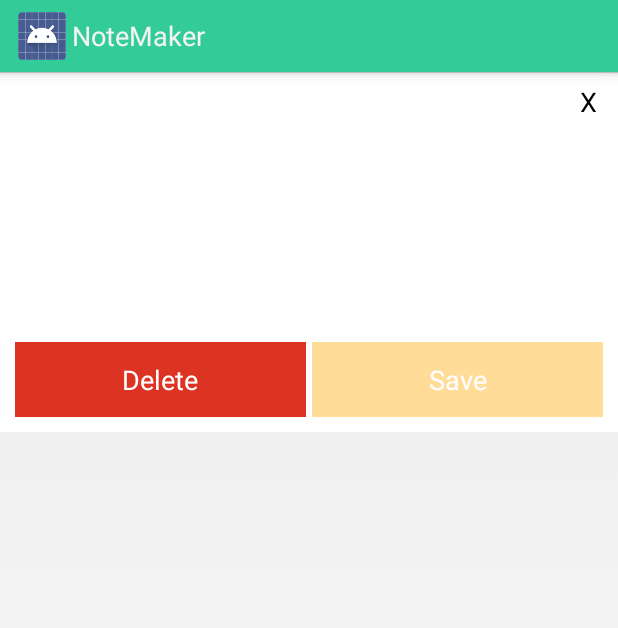
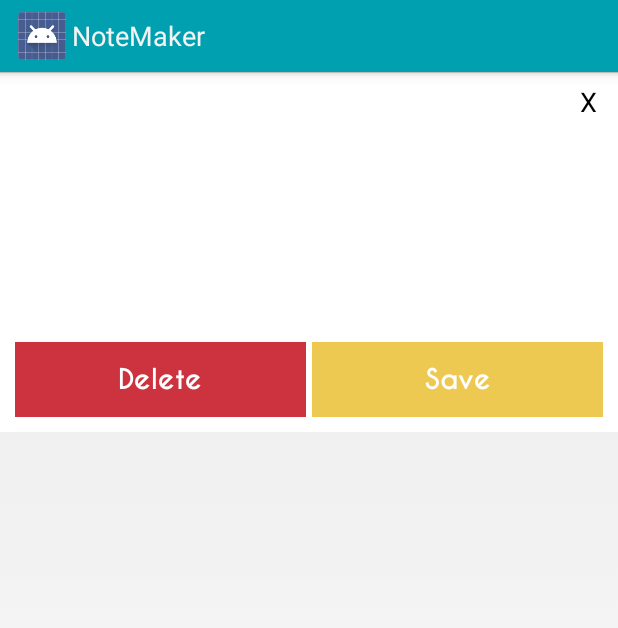
Before and after one commit to RosyTucker/NoteMaker, an Android app: the layout edit_note_dialog.xml on its own in the app's theme, with its tools: preview values and no code run, on a phone screen of 412 x 824 dp. Shown: the top 628 px of the screen. Run offline under Robolectric (Android 15) with nearby library versions, the phone set to English and light mode, and no system bars.

Commit message:
Update Fonts and Colours

```diff
--- /dev/null
+++ b/notemaker/src/main/java/uk/co/iceroad/notemaker/CustomFontButton.java
@@ -0,0 +1,30 @@
+package uk.co.iceroad.notemaker;
+
+import android.content.Context;
+import android.graphics.Typeface;
+import android.util.AttributeSet;
+import android.widget.Button;
+
+public class CustomFontButton extends Button {
+
+    public CustomFontButton(Context context) {
+        super(context);
+        setCustomFont(this, context);
+
+    }
+
+    public CustomFontButton(Context context, AttributeSet attrs) {
+        super(context, attrs);
+        setCustomFont(this, context);
+    }
+
+    public CustomFontButton(Context context, AttributeSet attrs, int defStyle) {
+        super(context, attrs, defStyle);
+        setCustomFont(this, context);
+    }
+
+    private void setCustomFont(CustomFontButton customFontButton, Context context) {
+        Typeface font = Typeface.createFromAsset(context.getAssets(), "CaviarDreams_Bold.ttf");
+        customFontButton.setTypeface(font);
+    }
+}
--- /dev/null
+++ b/notemaker/src/main/java/uk/co/iceroad/notemaker/CustomFontEditText.java
@@ -0,0 +1,31 @@
+package uk.co.iceroad.notemaker;
+
+import android.content.Context;
+import android.graphics.Typeface;
+import android.util.AttributeSet;
+import android.widget.Button;
+import android.widget.EditText;
+
+public class CustomFontEditText extends EditText {
+
+    public CustomFontEditText(Context context) {
+        super(context);
+        setCustomFont(this, context);
+
+    }
+
+    public CustomFontEditText(Context context, AttributeSet attrs) {
+        super(context, attrs);
+        setCustomFont(this, context);
+    }
+
+    public CustomFontEditText(Context context, AttributeSet attrs, int defStyle) {
+        super(context, attrs, defStyle);
+        setCustomFont(this, context);
+    }
+
+    private void setCustomFont(CustomFontEditText customFontButton, Context context) {
+        Typeface font = Typeface.createFromAsset(context.getAssets(), "CaviarDreams.ttf");
+        customFontButton.setTypeface(font);
+    }
+}
--- /dev/null
+++ b/notemaker/src/main/res/drawable/red_button.xml
@@ -0,0 +1,9 @@
+<?xml version="1.0" encoding="utf-8"?>
+<selector xmlns:android="http://schemas.android.com/apk/res/android">
+
+    <item android:drawable="@color/darkRed"
+        android:state_focused="false"
+        android:state_pressed="true"/>
+    <item android:drawable="@color/red"/>
+
+</selector>
--- a/notemaker/src/main/res/drawable/button.xml
+++ b/notemaker/src/main/res/drawable/yellow_button.xml
@@ -1,9 +1,9 @@
 <?xml version="1.0" encoding="utf-8"?>
 <selector xmlns:android="http://schemas.android.com/apk/res/android">
 
-    <item android:drawable="@color/button_normal"
+    <item android:drawable="@color/darkYellow"
         android:state_focused="false"
         android:state_pressed="true"/>
-    <item android:drawable="@color/button_pressed"/>
+    <item android:drawable="@color/yellow"/>
 
 </selector>
--- a/notemaker/src/main/res/layout/edit_note_dialog.xml
+++ b/notemaker/src/main/res/layout/edit_note_dialog.xml
@@ -3,10 +3,10 @@
                 android:layout_width="match_parent"
                 android:layout_height="wrap_content"
                 android:id="@+id/dialog"
-                android:background="@color/background"
+                android:background="@color/white"
                 android:orientation="vertical">
 
-        <EditText
+        <uk.co.iceroad.notemaker.CustomFontEditText
                 android:layout_margin="10dip"
                 android:id="@+id/noteEditField"
                 android:layout_width="match_parent"
@@ -15,7 +15,7 @@
                 android:layout_alignParentTop="true"
                 android:background="@color/white"
                 android:inputType="textMultiLine">
-        </EditText>
+        </uk.co.iceroad.notemaker.CustomFontEditText>
 
         <LinearLayout
                 android:layout_width="fill_parent"
@@ -25,23 +25,23 @@
                 android:layout_below="@id/noteEditField"
                 android:id="@+id/buttonContainer">
 
-                <Button
+                <uk.co.iceroad.notemaker.CustomFontButton
                         android:id="@+id/deleteButton"
                         android:layout_width="match_parent"
                         android:layout_height="match_parent"
                         android:layout_weight="0.5"
                         android:layout_marginEnd="2dip"
                         android:layout_marginRight="2dip"
-                        android:background="@color/destructive_button"
+                        android:background="@drawable/red_button"
                         android:text="@string/delete"
                         android:textColor="@color/white"
                         android:layout_gravity="bottom"/>
 
-                <Button
+                <uk.co.iceroad.notemaker.CustomFontButton
                         android:id="@+id/editButton"
                         android:layout_width="match_parent"
                         android:layout_height="match_parent"
-                        android:background="@drawable/button"
+                        android:background="@drawable/yellow_button"
                         android:text="@string/save"
                         android:layout_weight="0.5"
                         android:layout_marginStart="2dip"
--- a/notemaker/src/main/res/layout/main.xml
+++ b/notemaker/src/main/res/layout/main.xml
@@ -2,7 +2,7 @@
 <RelativeLayout xmlns:android="http://schemas.android.com/apk/res/android"
                 android:layout_width="fill_parent"
                 android:layout_height="fill_parent"
-                android:background="@color/background"
+                android:background="@color/white"
                 android:orientation="vertical" >
 
     <ListView
--- a/notemaker/src/main/res/values/colors.xml
+++ b/notemaker/src/main/res/values/colors.xml
@@ -1,10 +1,12 @@
 <?xml version="1.0" encoding="utf-8"?>
 <resources>
-    <color name="button_normal">#FFDD33</color>
-    <color name="button_pressed">#FFDD99</color>
-    <color name="background">#FFFFFF</color>
-    <color name="action_bar">#33CC99</color>
     <color name="white">#FFFFFF</color>
-    <color name="destructive_button">#DD3322</color>
     <color name="none">#00ffffff</color>
+    <color name="teal">#00A0B0</color>
+    <color name="red">#CC333F</color>
+    <color name="darkRed">#ff99262f</color>
+    <color name="orange">#EB6841</color>
+    <color name="brown">#6A4A3C</color>
+    <color name="yellow">#EDC951</color>
+    <color name="darkYellow">#ffb38f50</color>
 </resources>
--- a/notemaker/src/main/res/values/styles.xml
+++ b/notemaker/src/main/res/values/styles.xml
@@ -5,6 +5,6 @@
 
     <style name="NoteMakerActionBar"
            parent="@android:style/Widget.Holo.Light.ActionBar.Solid.Inverse">
-        <item name="android:background">@color/action_bar</item>
+        <item name="android:background">@color/teal</item>
     </style>
 </resources>
```
Also changed, not shown: notemaker/src/main/java/uk/co/iceroad/notemaker/CustomFontTextView.java (added, +31 -0 lines), notemaker/src/main/res/layout/add_note_dialog.xml (+7 -7 lines), notemaker/src/main/res/layout/note_list_item.xml (+5 -4 lines), notemaker/src/main/assets/CaviarDreams.ttf (added), notemaker/src/main/assets/CaviarDreams_Bold.ttf (added), notemaker/src/main/assets/CaviarDreams_BoldItalic.ttf (added), notemaker/src/main/assets/CaviarDreams_Italic.ttf (added).
